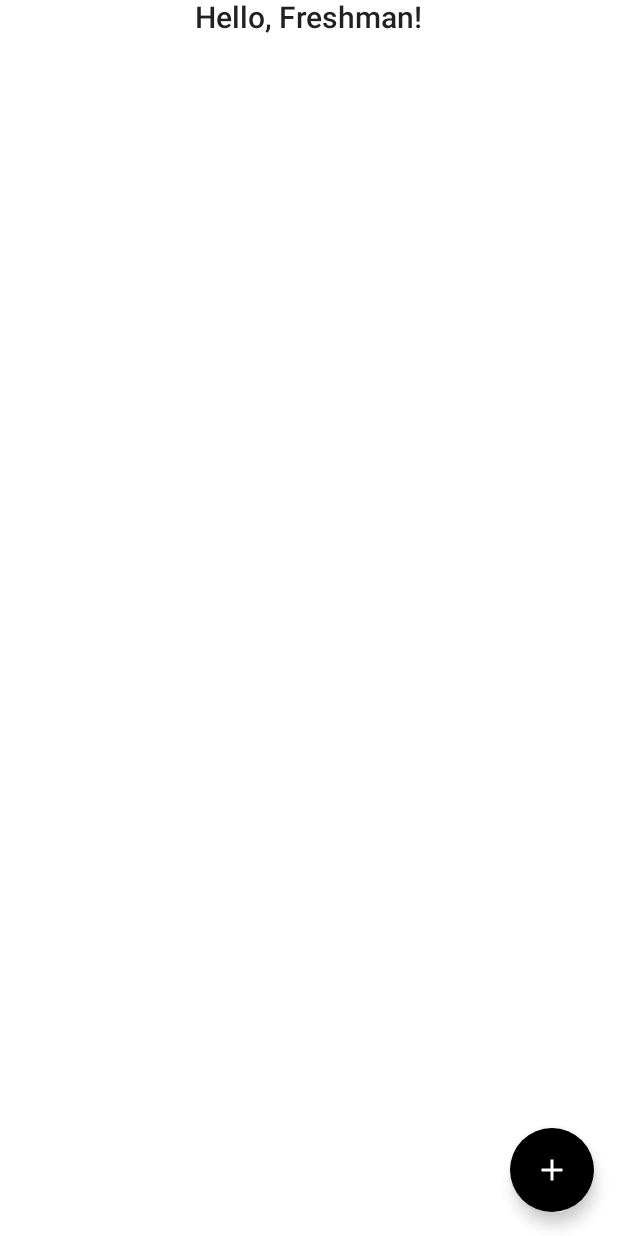
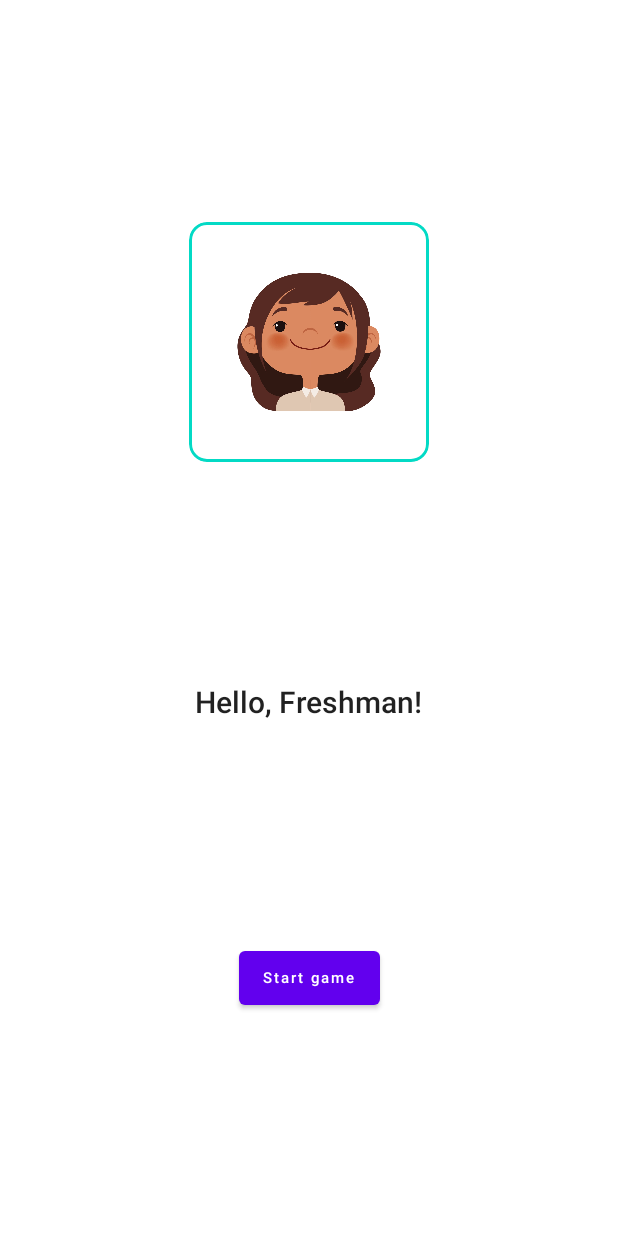
Before and after one commit to robertdraganoiu/DrinkingAcademySpinoff, an Android app built with Jetpack Compose: the screen it shows after launch (MainActivity), on a phone screen of 412 x 824 dp. Run offline under Robolectric (Android 15) with nearby library versions, the phone set to English and light mode, and no system bars; our stand-ins replace Dagger/Hilt's generated code; libraries missing offline, so code that uses them is left out: com.squareup.sqldelight; 2 statements that could not run were skipped.

Commit message:
Added user screen with layout and added resource change when user is promoted.

```diff
--- a/androidApp/src/main/java/com/hack/drinkingacademy/android/user_details/UserDetailsState.kt
+++ b/androidApp/src/main/java/com/hack/drinkingacademy/android/user_details/UserDetailsState.kt
@@ -1,7 +1,12 @@
 package com.hack.drinkingacademy.android.user_details
 
+import com.hack.drinkingacademy.android.R
+import com.hack.drinkingacademy.user.domain.model.UserTitle
+
 data class UserDetailsState(
-    val title: String = "",
+    val title: UserTitle = UserTitle.FRESHMAN,
+    val avatarId: Int = R.drawable.freshman_avatar,
+    val avatarDescriptionId: Int = R.string.freshman_avatar_description,
     val progress: Long = 0,
     val soundLevel: Long = 0,
     val musicLevel: Long = 0
--- a/androidApp/src/main/java/com/hack/drinkingacademy/android/user_details/UserScreen.kt
+++ b/androidApp/src/main/java/com/hack/drinkingacademy/android/user_details/UserScreen.kt
@@ -1,26 +1,32 @@
 package com.hack.drinkingacademy.android.user_details
 
-import androidx.compose.foundation.ExperimentalFoundationApi
+import androidx.compose.foundation.Image
+import androidx.compose.foundation.border
 import androidx.compose.foundation.layout.*
-import androidx.compose.material.FloatingActionButton
-import androidx.compose.material.Icon
-import androidx.compose.material.Scaffold
-import androidx.compose.material.Text
-import androidx.compose.material.icons.Icons
-import androidx.compose.material.icons.filled.Add
+import androidx.compose.foundation.shape.CircleShape
+import androidx.compose.foundation.shape.RoundedCornerShape
+import androidx.compose.material.*
 import androidx.compose.runtime.Composable
 import androidx.compose.runtime.LaunchedEffect
 import androidx.compose.runtime.collectAsState
 import androidx.compose.runtime.getValue
 import androidx.compose.ui.Alignment
 import androidx.compose.ui.Modifier
-import androidx.compose.ui.graphics.Color
+import androidx.compose.ui.draw.clip
+import androidx.compose.ui.graphics.ImageBitmap
+import androidx.compose.ui.res.imageResource
+import androidx.compose.ui.res.painterResource
+import androidx.compose.ui.res.stringResource
+import androidx.compose.ui.semantics.Role.Companion.Image
 import androidx.compose.ui.text.font.FontWeight
+import androidx.compose.ui.tooling.preview.Preview
+import androidx.compose.ui.unit.dp
 import androidx.compose.ui.unit.sp
 import androidx.hilt.navigation.compose.hiltViewModel
 import androidx.navigation.NavController
+import com.hack.drinkingacademy.android.R
 
-@OptIn(ExperimentalFoundationApi::class)
+@Preview
 @Composable
 fun UserScreen(
     viewModel: UserDetailsViewModel = hiltViewModel()
@@ -31,37 +37,32 @@ fun UserScreen(
         viewModel.loadUserDetails()
     }
 
-    Scaffold(
-        floatingActionButton = {
-            FloatingActionButton(
-                onClick = {
-                    viewModel.addProgress(1)
-                },
-                backgroundColor = Color.Black
-            ) {
-                Icon(
-                    imageVector = Icons.Default.Add,
-                    contentDescription = "Add user",
-                    tint = Color.White
-                )
-            }
-        }
-    ) { padding ->
-        Column(
+    Column(
+        verticalArrangement = Arrangement.SpaceEvenly,
+        horizontalAlignment = Alignment.CenterHorizontally,
+        modifier = Modifier.fillMaxSize()
+    ) {
+        Image(
+            painter = painterResource(state.avatarId),
+            contentDescription = stringResource(state.avatarDescriptionId),
             modifier = Modifier
-                .fillMaxSize()
-                .padding(padding)
+                .size(160.dp)
+                .clip(RoundedCornerShape(12.dp))
+                .border(1.5.dp, MaterialTheme.colors.secondary, RoundedCornerShape(12.dp))
+        )
+        Text(
+            text = "Hello, ${state.title.text}!",
+            fontWeight = FontWeight.SemiBold,
+            fontSize = 20.sp
+        )
+        Button(
+            onClick = { viewModel.addProgress(50) }
         ) {
-            Box(
-                modifier = Modifier.fillMaxWidth(),
-                contentAlignment = Alignment.Center
-            ) {
-                Text(
-                    text = "Hello, ${state.title}!",
-                    fontWeight = FontWeight.SemiBold,
-                    fontSize = 20.sp
-                )
-            }
+            Text(
+                text = "Start game",
+                fontWeight = FontWeight.SemiBold,
+                fontSize = 10.sp
+            )
         }
     }
 }
--- /dev/null
+++ b/androidApp/src/main/res/values/strings.xml
@@ -0,0 +1,10 @@
+<?xml version="1.0" encoding="utf-8"?>
+<resources>
+    <string name="freshman_avatar_description">Freshman avatar</string>
+    <string name="sophomore_avatar_description">Sophomore avatar</string>
+    <string name="junior_avatar_description">Junior avatar</string>
+    <string name="senior_avatar_description">Senior avatar</string>
+    <string name="graduate_avatar_description">Graduate avatar</string>
+    <string name="assistant_avatar_description">Assistant avatar</string>
+    <string name="teacher_avatar_description">Teacher avatar</string>
+</resources>
--- /dev/null
+++ b/shared/src/commonMain/kotlin/com/hack/drinkingacademy/user/domain/model/UserTitle.kt
@@ -0,0 +1,11 @@
+package com.hack.drinkingacademy.user.domain.model
+
+enum class UserTitle(val text: String) {
+    FRESHMAN("Freshman"),
+    SOPHOMORE("Sophomore"),
+    JUNIOR("Junior"),
+    SENIOR("Senior"),
+    GRADUATE("Graduate"),
+    ASSISTANT("Assistant"),
+    TEACHER("Teacher");
+}
```
Also changed, not shown: androidApp/src/main/java/com/hack/drinkingacademy/android/user_details/UserDetailsViewModel.kt (+32 -1 lines), shared/src/commonMain/kotlin/com/hack/drinkingacademy/user/domain/use_case/ConvertProgressToTitleUseCase.kt (+17 -10 lines), androidApp/src/main/res/drawable/assistant_avatar.webp (added), androidApp/src/main/res/drawable/freshman_avatar.webp (added), androidApp/src/main/res/drawable/graduate_avatar.webp (added), androidApp/src/main/res/drawable/junior_avatar.webp (added), androidApp/src/main/res/drawable/senior_avatar.webp (added), androidApp/src/main/res/drawable/sophomore_avatar.jpeg (added), androidApp/src/main/res/drawable/teacher_avatar.webp (added).
